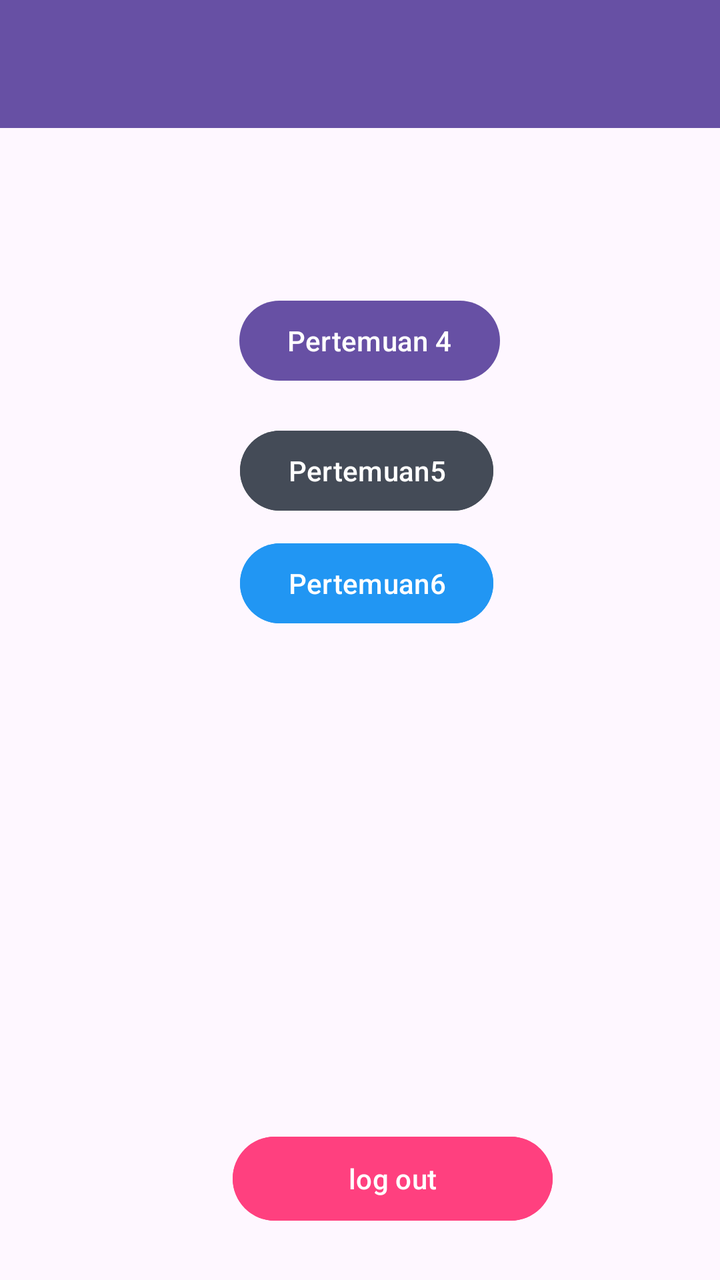
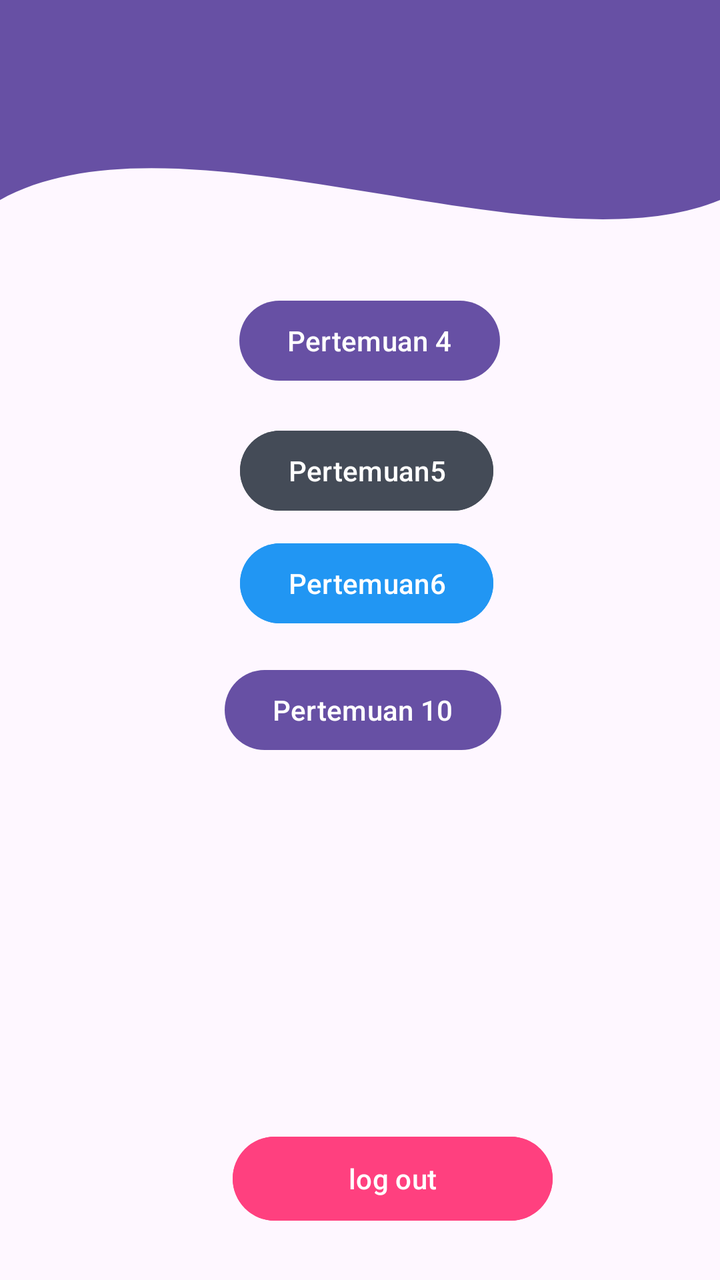

Two renders of the same Android screen: before a commit and after it. Below are the layout's source before the change and the commit's diff.
<!-- AndroidManifest.xml: application theme Theme.Venusadilah -->
<!-- res/layout/fragment_home.xml -->
<?xml version="1.0" encoding="utf-8"?>
<androidx.constraintlayout.widget.ConstraintLayout xmlns:android="http://schemas.android.com/apk/res/android"
    xmlns:app="http://schemas.android.com/apk/res-auto"
    xmlns:tools="http://schemas.android.com/tools"
    android:layout_width="match_parent"
    android:layout_height="match_parent"
    tools:context=".Home.HomeFragment">

    <androidx.appcompat.widget.Toolbar
        android:id="@+id/toolbar"
        android:layout_width="match_parent"
        android:layout_height="?attr/actionBarSize"
        android:background="?attr/colorPrimary"
        app:layout_constraintEnd_toEndOf="parent"
        app:layout_constraintStart_toStartOf="parent"
        app:layout_constraintTop_toTopOf="parent"
        app:subtitleTextColor="@android:color/white"
        app:titleTextColor="@android:color/white"
        />

    <Button
        android:id="@+id/btnToFourth"
        android:layout_width="wrap_content"
        android:layout_height="wrap_content"
        android:text="Pertemuan 4"
        app:layout_constraintBottom_toBottomOf="parent"
        app:layout_constraintEnd_toEndOf="parent"
        app:layout_constraintHorizontal_bias="0.521"
        app:layout_constraintStart_toStartOf="parent"
        app:layout_constraintTop_toTopOf="parent"
        app:layout_constraintVertical_bias="0.247" />

    <Button
        android:id="@+id/btnToFifth"
        android:layout_width="wrap_content"
        android:layout_height="wrap_content"
        android:backgroundTint="@color/abu_gelap2"
        android:text="Pertemuan5"
        app:layout_constraintBottom_toBottomOf="parent"
        app:layout_constraintEnd_toEndOf="parent"
        app:layout_constraintHorizontal_bias="0.514"
        app:layout_constraintStart_toStartOf="parent"
        app:layout_constraintTop_toTopOf="parent"
        app:layout_constraintVertical_bias="0.357" />

    <Button
        android:id="@+id/btnLogout"
        android:layout_width="160dp"
        android:layout_height="50dp"
        android:backgroundTint="#FF407F"
        android:text="log out"
        app:layout_constraintBottom_toBottomOf="parent"
        app:layout_constraintEnd_toEndOf="parent"
        app:layout_constraintHorizontal_bias="0.581"
        app:layout_constraintStart_toStartOf="parent"
        app:layout_constraintTop_toBottomOf="@+id/btnToFifth"
        app:layout_constraintVertical_bias="0.922" />

    <Button
        android:id="@+id/btnToSixth"
        android:layout_width="wrap_content"
        android:layout_height="wrap_content"
        android:backgroundTint="#2196F3"
        android:text="Pertemuan6"
        app:layout_constraintBottom_toBottomOf="parent"
        app:layout_constraintEnd_toEndOf="parent"
        app:layout_constraintHorizontal_bias="0.514"
        app:layout_constraintStart_toStartOf="parent"
        app:layout_constraintTop_toTopOf="parent"
        app:layout_constraintVertical_bias="0.452" />

</androidx.constraintlayout.widget.ConstraintLayout>
<!-- resources referenced by this layout -->
<resources>
  <color name="abu_gelap2">#444B57</color>
  <style name="Theme.Venusadilah" parent="Base.Theme.Venusadilah" />
  <style name="Base.Theme.Venusadilah" parent="Theme.Material3.DayNight.NoActionBar">
          
          
      </style>
</resources>

<!-- the commit's change to res/layout/fragment_home.xml (unified diff, before → after) -->
@@ -5,6 +5,15 @@
     android:layout_width="match_parent"
     android:layout_height="match_parent"
     tools:context=".Home.HomeFragment">
+
+    <View
+        android:id="@+id/background_header"
+        android:layout_width="0dp"
+        android:layout_height="250dp"
+        android:background="@drawable/bg_header_wave"
+        app:layout_constraintStart_toStartOf="parent"
+        app:layout_constraintEnd_toEndOf="parent"
+        app:layout_constraintTop_toTopOf="parent"/>
 
     <androidx.appcompat.widget.Toolbar
         android:id="@+id/toolbar"
@@ -69,4 +78,16 @@
         app:layout_constraintTop_toTopOf="parent"
         app:layout_constraintVertical_bias="0.452" />
 
+    <Button
+        android:id="@+id/btnToTenth"
+        android:layout_width="wrap_content"
+        android:layout_height="wrap_content"
+        android:text="Pertemuan 10"
+        app:layout_constraintBottom_toBottomOf="parent"
+        app:layout_constraintEnd_toEndOf="parent"
+        app:layout_constraintHorizontal_bias="0.507"
+        app:layout_constraintStart_toStartOf="parent"
+        app:layout_constraintTop_toTopOf="parent"
+        app:layout_constraintVertical_bias="0.559" />
+
 </androidx.constraintlayout.widget.ConstraintLayout>
<!-- resource entries referenced after the edit -->
@@ -1,6 +1,25 @@
 <!-- resources referenced by this layout -->
 <resources>
   <color name="abu_gelap2">#444B57</color>
+  <!-- drawable bg_header_wave (drawable) -->
+  <?xml version="1.0" encoding="utf-8"?>
+  <vector xmlns:android="http://schemas.android.com/apk/res/android"
+      android:width="100dp"
+      android:height="100dp"
+      android:viewportWidth="100"
+      android:viewportHeight="100">
+  
+      <path
+          android:fillColor="?attr/colorPrimary"
+          android:pathData="
+              M0,0
+              L100,0
+              L100,40
+              C 75,55
+                25,20
+                0,40
+              Z" />
+  </vector>
   <style name="Theme.Venusadilah" parent="Base.Theme.Venusadilah" />
   <style name="Base.Theme.Venusadilah" parent="Theme.Material3.DayNight.NoActionBar">
           
